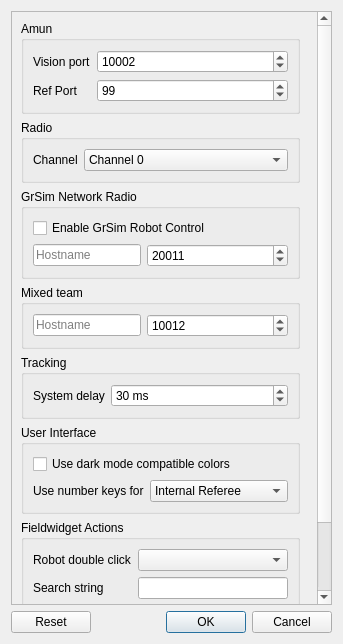
Before: the Qt Designer form src/ra/configdialog.ui in robotics-erlangen/framework, drawn with Qt 5.
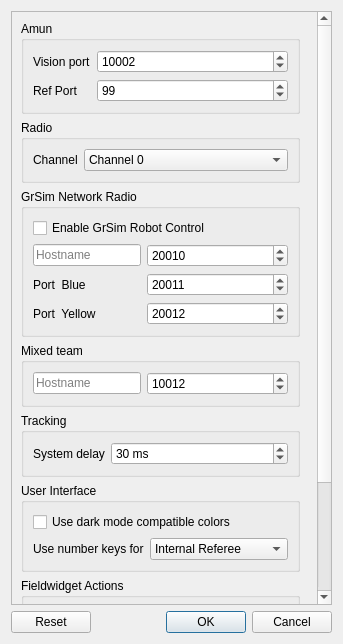
After: the same form once the commit is applied.

Commit message: ra/config: add additional ports for simulator

The edit to the form file:
```diff
--- a/src/ra/configdialog.ui
+++ b/src/ra/configdialog.ui
@@ -28,7 +28,7 @@
         <x>0</x>
         <y>0</y>
         <width>297</width>
-        <height>685</height>
+        <height>761</height>
        </rect>
       </property>
       <property name="maximumSize">
@@ -206,7 +206,7 @@
              <number>65535</number>
             </property>
             <property name="value">
-             <number>20011</number>
+             <number>20010</number>
             </property>
            </widget>
           </item>
@@ -217,6 +217,40 @@
             </property>
            </widget>
           </item>
+          <item row="3" column="1">
+           <widget class="QSpinBox" name="networkPortBlue">
+            <property name="maximum">
+             <number>65535</number>
+            </property>
+            <property name="value">
+             <number>20011</number>
+            </property>
+           </widget>
+          </item>
+          <item row="3" column="0">
+           <widget class="QLabel" name="label_4">
+            <property name="text">
+             <string>Port  Blue</string>
+            </property>
+           </widget>
+          </item>
+          <item row="4" column="1">
+           <widget class="QSpinBox" name="networkPortYellow">
+            <property name="maximum">
+             <number>65535</number>
+            </property>
+            <property name="value">
+             <number>20012</number>
+            </property>
+           </widget>
+          </item>
+          <item row="4" column="0">
+           <widget class="QLabel" name="label_3">
+            <property name="text">
+             <string>Port  Yellow</string>
+            </property>
+           </widget>
+          </item>
          </layout>
         </widget>
        </item>
```
The commit also changes 2 other files.
